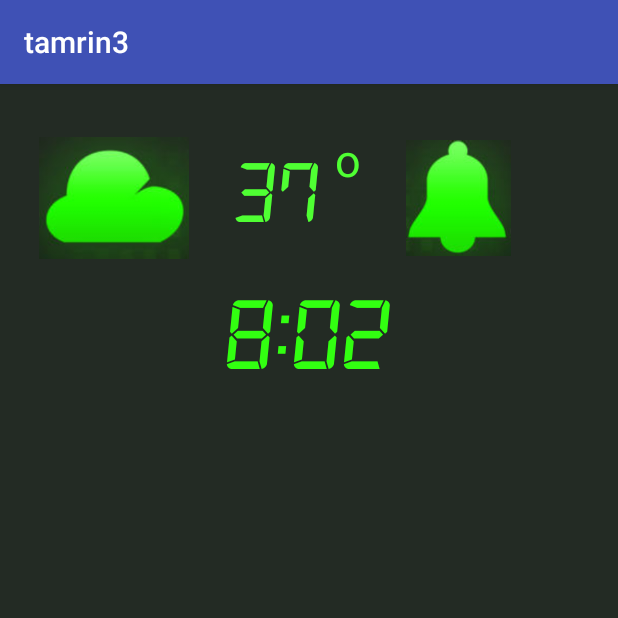
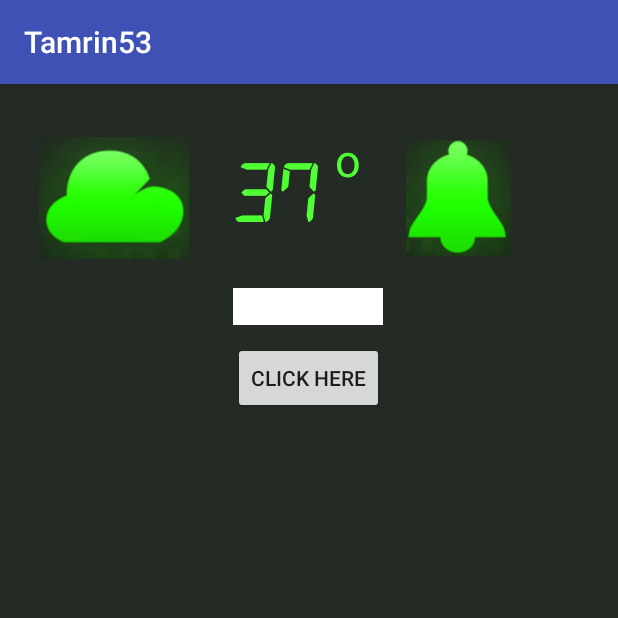
Before and after one commit to maryamjm75/digitalclock, an Android app: the screen it shows after launch (MainActivity), on a phone screen of 412 x 824 dp, the top half of it. Run offline under Robolectric (Android 15) with nearby library versions, the light colour scheme and no system bars.

Commit message:
sample commit for class

```diff
--- a/app/build.gradle
+++ b/app/build.gradle
@@ -5,7 +5,7 @@ android {
     buildToolsVersion "23.0.3"
 
     defaultConfig {
-        applicationId "com.example.maryam.tamrin3"
+        applicationId "com.example.maryam.tamrin53"
         minSdkVersion 15
         targetSdkVersion 23
         versionCode 1
--- a/app/src/main/AndroidManifest.xml
+++ b/app/src/main/AndroidManifest.xml
@@ -1,6 +1,6 @@
 <?xml version="1.0" encoding="utf-8"?>
 <manifest xmlns:android="http://schemas.android.com/apk/res/android"
-    package="com.example.maryam.tamrin3">
+    package="com.example.maryam.tamrin53">
 
     <application
         android:allowBackup="true"
--- a/app/src/main/java/com/example/maryam/tamrin3/MainActivity.java
+++ /dev/null
@@ -1,20 +0,0 @@
-package com.example.maryam.tamrin3;
-
-import android.graphics.Typeface;
-import android.support.v7.app.AppCompatActivity;
-import android.os.Bundle;
-import android.widget.TextView;
-
-public class MainActivity extends AppCompatActivity {
-
-    @Override
-    protected void onCreate(Bundle savedInstanceState) {
-        super.onCreate(savedInstanceState);
-        setContentView(R.layout.activity_main);
-        Typeface d = Typeface.createFromAsset(getAssets(),"fonts/digital7.otf");
-        TextView txt1 = (TextView)findViewById(R.id.txt1);
-        TextView txt2 = (TextView)findViewById(R.id.txt2);
-        txt1.setTypeface(d);
-        txt2.setTypeface(d);
-    }
-}
--- a/app/src/main/res/layout/activity_main.xml
+++ b/app/src/main/res/layout/activity_main.xml
@@ -1,20 +1,20 @@
 <?xml version="1.0" encoding="utf-8"?>
-<LinearLayout xmlns:android="http://schemas.android.com/apk/res/android"
+<RelativeLayout xmlns:android="http://schemas.android.com/apk/res/android"
     xmlns:tools="http://schemas.android.com/tools"
     android:layout_width="match_parent"
     android:layout_height="match_parent"
-    android:orientation="vertical"
     android:paddingBottom="@dimen/activity_vertical_margin"
     android:paddingLeft="@dimen/activity_horizontal_margin"
     android:paddingRight="@dimen/activity_horizontal_margin"
     android:paddingTop="@dimen/activity_vertical_margin"
-    tools:context="com.example.maryam.tamrin3.MainActivity"
+    tools:context="com.example.maryam.tamrin53.MainActivity"
     android:background="#232b24">
 
     <LinearLayout
         android:layout_width="wrap_content"
         android:layout_height="wrap_content"
-        android:orientation="horizontal">
+        android:orientation="horizontal"
+        android:id="@+id/linearLayout">
         <ImageView
             android:layout_width="100sp"
             android:layout_height="100sp"
@@ -47,17 +47,19 @@
             android:layout_marginLeft="30dp" />
     </LinearLayout>
 
-    <LinearLayout
+    <Button
         android:layout_width="wrap_content"
         android:layout_height="wrap_content"
-        android:layout_gravity="center">
-        <TextView
-            android:layout_width="wrap_content"
-            android:layout_height="wrap_content"
-            android:id="@+id/txt2"
-            android:text="8:02"
-            android:layout_gravity="center_horizontal"
-            android:textColor="#32ff11"
-            android:textSize="70dp"/>
-    </LinearLayout>
-</LinearLayout>
+        android:id="@+id/btn1"
+        android:text="click here"
+        android:layout_centerHorizontal="true"
+        android:layout_marginTop="156dp" />
+    <EditText
+        android:layout_width="100dp"
+        android:layout_height="wrap_content"
+        android:id="@+id/edt1"
+        android:background="#ffff"
+        android:layout_below="@+id/linearLayout"
+        android:layout_alignLeft="@+id/btn1"
+        android:layout_alignStart="@+id/btn1" />
+</RelativeLayout>
--- a/app/src/main/res/values/strings.xml
+++ b/app/src/main/res/values/strings.xml
@@ -1,3 +1,3 @@
 <resources>
-    <string name="app_name">tamrin3</string>
+    <string name="app_name">Tamrin53</string>
 </resources>
--- a/build.gradle
+++ b/build.gradle
@@ -5,8 +5,8 @@ buildscript {
         jcenter()
     }
     dependencies {
+        classpath 'com.android.tools.build:gradle:2.1.2'
 
-        classpath 'com.android.tools.build:gradle:2.1.2'
         // NOTE: Do not place your application dependencies here; they belong
         // in the individual module build.gradle files
     }
```
Also changed, not shown: app/src/main/java/com/example/maryam/tamrin53/MainActivity.java (added, +96 -0 lines), app/src/main/assets/font/digital7.otf (renamed from app/src/main/assets/fonts/digital7.otf), 5 other files.
